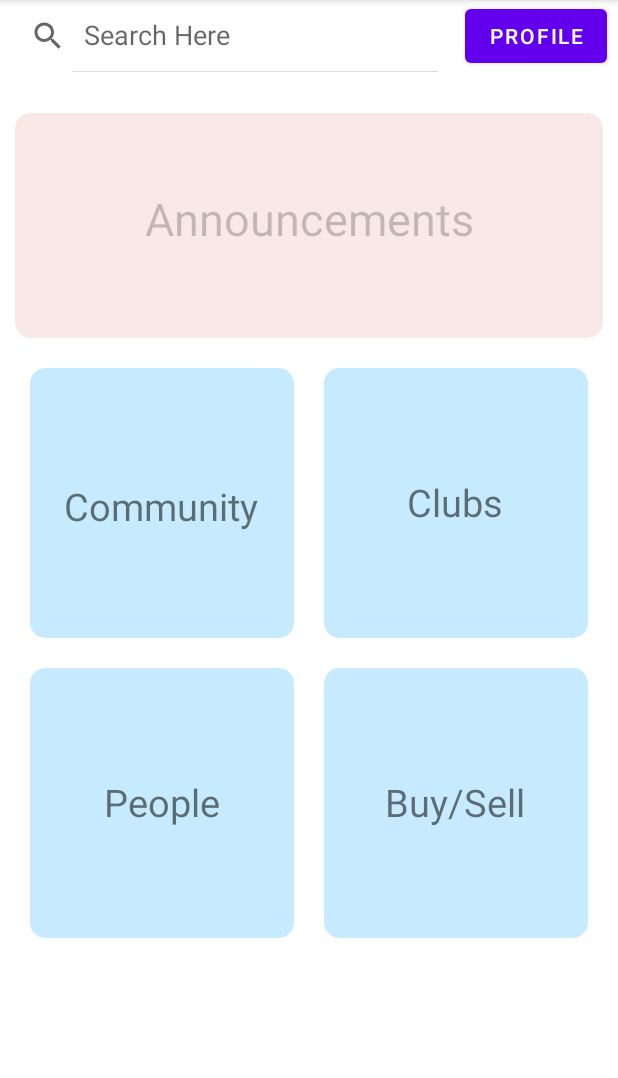
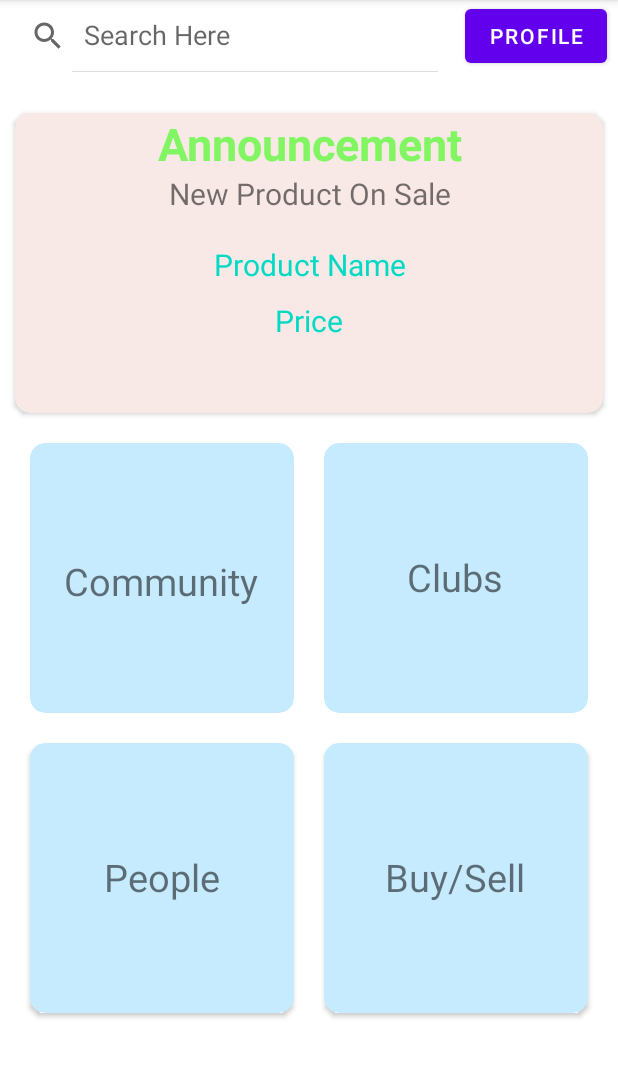
Before and after one commit to vimi30/UniversityBazaarSystem, an Android app: the HomeActivity screen opened directly, with no data from a screen before it, on a phone screen of 412 x 824 dp, the part 84-1162 px from its top. Run offline under Robolectric (Android 15) with nearby library versions, the phone set to English and light mode, and no system bars; 4 statements that could not run were skipped.

Commit message:
Showing Announcement for newly added product

```diff
--- a/app/src/main/java/com/example/universitybazaarsystem/DatabaseHelper.java
+++ b/app/src/main/java/com/example/universitybazaarsystem/DatabaseHelper.java
@@ -134,6 +134,17 @@ public class DatabaseHelper extends SQLiteOpenHelper {
 
     }
 
+    public Cursor getLatestProduct(){
+
+        SQLiteDatabase db = this.getReadableDatabase();
+        Cursor lastRow =  db.rawQuery("SELECT * FROM sellProductInfo WHERE ROWID=(SELECT max(ROWID) FROM sellProductInfo)",null);
+        lastRow.moveToLast();
+        System.out.println(lastRow.getString(1));
+        System.out.println(lastRow.getString(2));
+        return lastRow;
+
+    }
+
     public Cursor getCursorClubs(){
         SQLiteDatabase db = this.getReadableDatabase();
         return db.rawQuery("select * from clubsInfo",null);
--- a/app/src/main/java/com/example/universitybazaarsystem/HomeActivity.java
+++ b/app/src/main/java/com/example/universitybazaarsystem/HomeActivity.java
@@ -3,6 +3,7 @@
 import androidx.appcompat.app.AppCompatActivity;
 
 import android.content.Intent;
+import android.database.Cursor;
 import android.os.Bundle;
 import android.view.View;
 import android.widget.Button;
@@ -13,7 +14,9 @@ import android.widget.TextView;
     private TextView people;
     private TextView community;
     private TextView clubs;
-    private TextView buy_sell;
+    private TextView buy_sell, announcePN,announcePP;
+
+    DatabaseHelper dbHelper;
     //Button logoutButton;
     @Override
     protected void onCreate(Bundle savedInstanceState) {
@@ -25,9 +28,20 @@ import android.widget.TextView;
         community = findViewById(R.id.comunityTab);
         clubs = findViewById(R.id.clubTab);
         buy_sell = findViewById(R.id.buy_sellTab);
+        announcePN = findViewById(R.id.announceProductName);
+        announcePP = findViewById(R.id.announceProductPrice);
+
 
         profileButton = findViewById(R.id.profile);
+
+        dbHelper = new DatabaseHelper(this);
+
+        Cursor latestRow = dbHelper.getLatestProduct();
+        announcePN.setText(latestRow.getString(1));
+        announcePP.setText("For: "+latestRow.getString(2));
+
         String username = getIntent().getStringExtra("username");
+
 
         profileButton.setOnClickListener(new View.OnClickListener() {
             @Override
--- a/app/src/main/res/layout/activity_home.xml
+++ b/app/src/main/res/layout/activity_home.xml
@@ -47,20 +47,46 @@
 
             <LinearLayout
                 android:layout_width="match_parent"
-                android:layout_height="wrap_content"
-                android:orientation="horizontal">
+                android:layout_height="200sp"
+                android:orientation="vertical">
 
                 <TextView
                     android:layout_width="match_parent"
-                    android:layout_height="150sp"
-                    android:text="Announcements"
+                    android:layout_height="40sp"
+                    android:text="Announcement"
                     android:textSize="30sp"
-                    android:textColor="@color/cardview_shadow_start_color"
-                    android:layout_gravity="center"
-                    android:textAlignment="center"
-                    android:paddingTop="50sp"
+                    android:textStyle="bold"
+                    android:gravity="center"
+                    android:textColor="#81f662"
+
+                    />
+                <TextView
+                    android:layout_width="match_parent"
+                    android:layout_height="wrap_content"
+                    android:text="New Product On Sale"
+                    android:textSize="20sp"
+                    android:gravity="center"
                     />
 
+                <TextView
+                    android:id="@+id/announceProductName"
+                    android:layout_width="match_parent"
+                    android:layout_height="wrap_content"
+                    android:gravity="center"
+                    android:paddingTop="20sp"
+                    android:paddingBottom="10sp"
+                    android:text="Product Name"
+                    android:textColor="@color/teal_200"
+                    android:textSize="20sp" />
+
+                <TextView
+                    android:id="@+id/announceProductPrice"
+                    android:layout_width="match_parent"
+                    android:layout_height="wrap_content"
+                    android:gravity="center"
+                    android:text="Price"
+                    android:textColor="@color/teal_200"
+                    android:textSize="20sp" />
             </LinearLayout>
         </androidx.cardview.widget.CardView>
 
```
